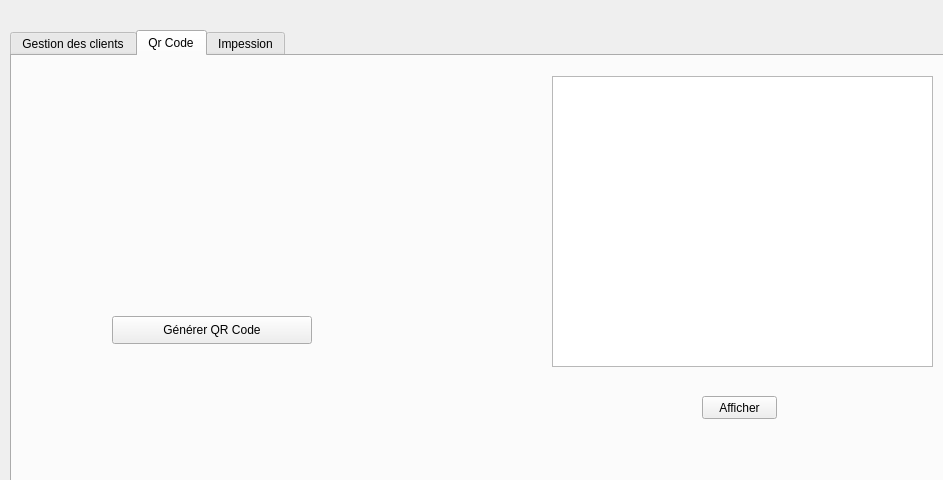
Above: client/maquette.ui from YASSCODER/UberStation_24 before the change. Below: the same form after it.
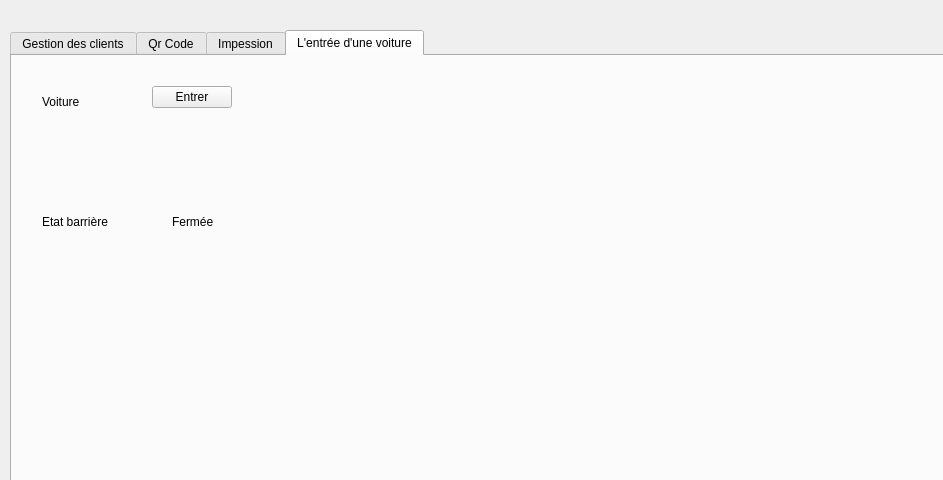
That is the form after the change. Icons and pictures are not drawn.

The edit to the form file:
```diff
--- a/client/maquette.ui
+++ b/client/maquette.ui
@@ -27,7 +27,7 @@
     </rect>
    </property>
    <property name="currentIndex">
-    <number>1</number>
+    <number>3</number>
    </property>
    <widget class="QWidget" name="tab">
     <attribute name="title">
@@ -444,6 +444,63 @@
      </property>
     </widget>
    </widget>
+   <widget class="QWidget" name="tab_4">
+    <attribute name="title">
+     <string>L'entrée d'une voiture</string>
+    </attribute>
+    <widget class="QLabel" name="label_6">
+     <property name="geometry">
+      <rect>
+       <x>30</x>
+       <y>30</y>
+       <width>81</width>
+       <height>31</height>
+      </rect>
+     </property>
+     <property name="text">
+      <string>Voiture</string>
+     </property>
+    </widget>
+    <widget class="QPushButton" name="pb_entrer">
+     <property name="geometry">
+      <rect>
+       <x>140</x>
+       <y>30</y>
+       <width>80</width>
+       <height>22</height>
+      </rect>
+     </property>
+     <property name="text">
+      <string>Entrer</string>
+     </property>
+    </widget>
+    <widget class="QLabel" name="update_label_2">
+     <property name="geometry">
+      <rect>
+       <x>30</x>
+       <y>150</y>
+       <width>81</width>
+       <height>31</height>
+      </rect>
+     </property>
+     <property name="text">
+      <string>Etat barrière</string>
+     </property>
+    </widget>
+    <widget class="QLabel" name="etat_label">
+     <property name="geometry">
+      <rect>
+       <x>160</x>
+       <y>150</y>
+       <width>81</width>
+       <height>31</height>
+      </rect>
+     </property>
+     <property name="text">
+      <string>Fermée</string>
+     </property>
+    </widget>
+   </widget>
   </widget>
  </widget>
  <resources/>
```
